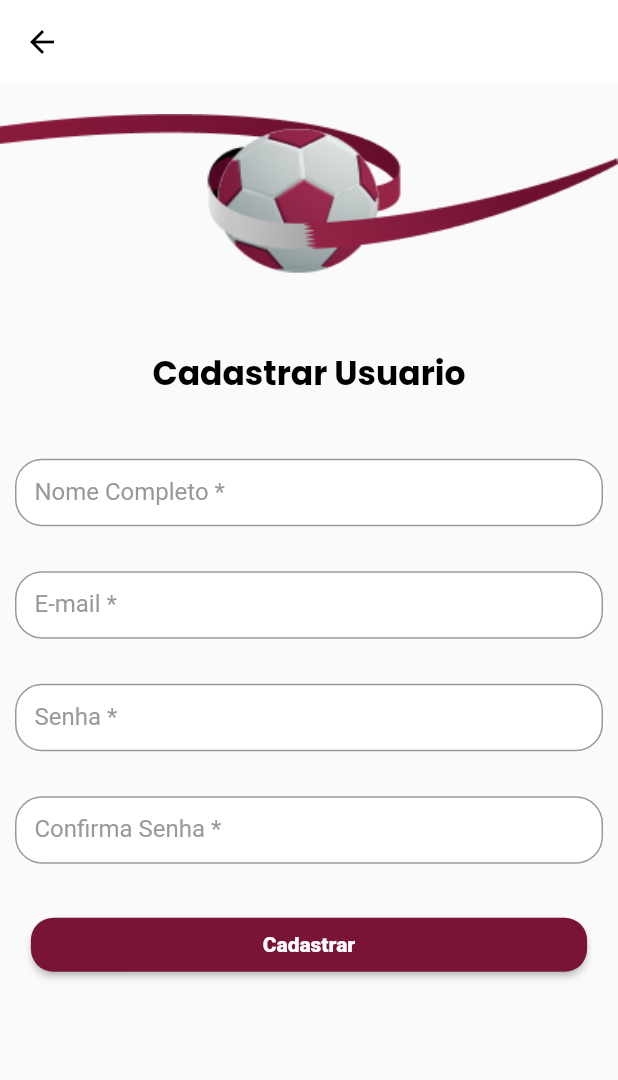
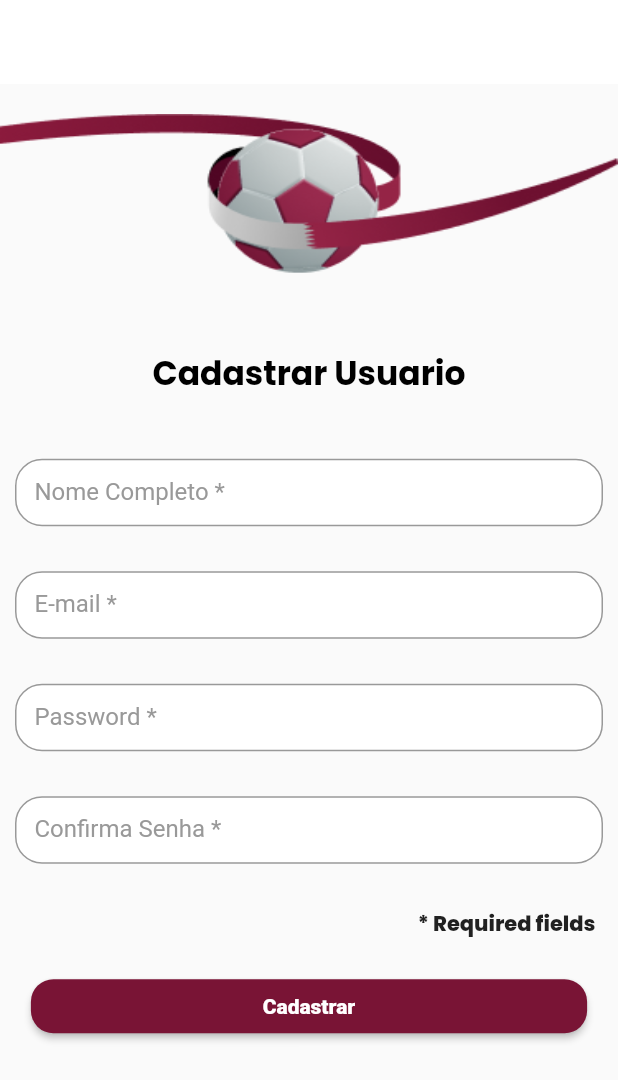
Before and after one commit to muriloamancio00/fwc_album_app, a Flutter app: the RegisterPage widget shown alone on an empty page, opened directly with empty values, on a phone screen of 412 x 824 dp. Shown: the top 1080 px of the screen. Run offline on Flutter 3.47's test engine with Material 2 defaults, Android fonts, the phone set to English and light mode, and no system bars; our stand-ins replace dio, loading_animation_widget, top_snackbar_flutter; missing offline and left inert: flutter_getit, validatorless; Roboto replaces fonts that are missing (MPlus1P).

Commit message:
bugsResolvidos
faltava um () na main para rodar

```diff
--- /dev/null
+++ b/lib/app/core/exceptions/unauthorized_exception.dart
@@ -0,0 +1 @@
+class UnauthorizedException implements Exception {}
--- a/lib/app/core/ui/helpers/messages.dart
+++ b/lib/app/core/ui/helpers/messages.dart
@@ -22,7 +22,7 @@ mixin Messages<T extends StatefulWidget> on State<T> {
         ));
   }
 
-  void showSucess(String message) {
+  void showSuccess(String message) {
     showTopSnackBar(
         context,
         CustomSnackBar.success(
--- a/lib/app/core/ui/styles/text_styles.dart
+++ b/lib/app/core/ui/styles/text_styles.dart
@@ -76,10 +76,10 @@ class TextStyles {
       );
 
   TextStyle get titleWhite =>
-      textPrimaryFontBold.copyWith(fontSize: 22, color: Colors.white);
+      textPrimaryFontBold.copyWith(color: Colors.white, fontSize: 22);
 
   TextStyle get titleBlack =>
-      textPrimaryFontBold.copyWith(fontSize: 22, color: Colors.black);
+      textPrimaryFontBold.copyWith(color: Colors.black, fontSize: 22);
 }
 
 // cria a extensao das color dentro do contexto
--- a/lib/app/core/widgets/button.dart
+++ b/lib/app/core/ui/widgets/button.dart
@@ -1,7 +1,7 @@
 import 'package:flutter/material.dart';
 
-import '../ui/styles/button_styles.dart';
-import '../ui/styles/text_styles.dart';
+import '../styles/button_styles.dart';
+import '../styles/text_styles.dart';
 
 class Button extends StatelessWidget {
   final ButtonStyle style;
--- a/lib/app/models/register_user_model.dart
+++ b/lib/app/models/register_user_model.dart
@@ -6,34 +6,34 @@ class RegisterUserModel {
   final String name;
   final String email;
   final String password;
-  final String password_confirmation;
+  final String confirmPassword;
   RegisterUserModel({
     required this.name,
     required this.email,
     required this.password,
-    required this.password_confirmation,
+    required this.confirmPassword,
   });
 
   Map<String, dynamic> toMap() {
-    return <String, dynamic>{
+    return {
       'name': name,
       'email': email,
       'password': password,
-      'password_confirmation': password_confirmation,
+      'password_confirmation': confirmPassword,
     };
   }
 
   factory RegisterUserModel.fromMap(Map<String, dynamic> map) {
     return RegisterUserModel(
-      name: map['name'] as String,
-      email: map['email'] as String,
-      password: map['password'] as String,
-      password_confirmation: map['password_confirmation'] as String,
+      name: map['name'] ?? '',
+      email: map['email'] ?? '',
+      password: map['password'] ?? '',
+      confirmPassword: map['password_confirmation'] ?? '',
     );
   }
 
   String toJson() => json.encode(toMap());
 
   factory RegisterUserModel.fromJson(String source) =>
-      RegisterUserModel.fromMap(json.decode(source) as Map<String, dynamic>);
+      RegisterUserModel.fromMap(json.decode(source));
 }
--- a/lib/app/pages/auth/login/login_page.dart
+++ b/lib/app/pages/auth/login/login_page.dart
@@ -3,7 +3,7 @@ import 'package:flutter/material.dart';
 import 'package:fwc_album_app/app/core/ui/styles/button_styles.dart';
 import 'package:fwc_album_app/app/core/ui/styles/colors_app.dart';
 import 'package:fwc_album_app/app/core/ui/styles/text_styles.dart';
-import 'package:fwc_album_app/app/core/widgets/button.dart';
+import 'package:fwc_album_app/app/core/ui/widgets/button.dart';
 
 class LoginPage extends StatefulWidget {
   const LoginPage({super.key});
--- a/lib/app/pages/auth/register/presenter/register_presenter.dart
+++ b/lib/app/pages/auth/register/presenter/register_presenter.dart
@@ -8,6 +8,6 @@ abstract class RegisterPresenter extends FwcPresenter<RegisterView> {
     required String name,
     required String email,
     required String password,
-    required String password_confirmation,
+    required String confirmPassword,
   });
 }
--- a/lib/app/pages/auth/register/register_page.dart
+++ b/lib/app/pages/auth/register/register_page.dart
@@ -1,8 +1,9 @@
 import 'package:flutter/material.dart';
 import 'package:fwc_album_app/app/core/ui/styles/text_styles.dart';
-import 'package:fwc_album_app/app/core/widgets/button.dart';
 import 'package:fwc_album_app/app/pages/auth/register/presenter/register_presenter.dart';
+import 'package:fwc_album_app/app/pages/auth/register/view/register_view_impl.dart';
 import 'package:validatorless/validatorless.dart';
+import '../../../core/ui/widgets/button.dart';
 
 class RegisterPage extends StatefulWidget {
   final RegisterPresenter presenter;
@@ -12,19 +13,19 @@ class RegisterPage extends StatefulWidget {
   State<RegisterPage> createState() => _RegisterPageState();
 }
 
-class _RegisterPageState extends State<RegisterPage> {
+class _RegisterPageState extends RegisterViewImpl {
   final formKey = GlobalKey<FormState>();
   final nameEC = TextEditingController();
   final emailEC = TextEditingController();
   final passwordEC = TextEditingController();
-  final password_confirmationEC = TextEditingController();
+  final confirmPasswordEC = TextEditingController();
 
   @override
   void dispose() {
     nameEC.dispose();
     emailEC.dispose();
     passwordEC.dispose();
-    password_confirmationEC.dispose();
+    confirmPasswordEC.dispose();
     super.dispose();
   }
 
@@ -46,7 +47,8 @@ class _RegisterPageState extends State<RegisterPage> {
                 decoration: const BoxDecoration(
                   image: DecorationImage(
                       image: AssetImage('assets/images/bola.png'),
-                      fit: BoxFit.fill)),
+                      fit: BoxFit.fill),
+                ),
               ),
               const SizedBox(
                 height: 50,
@@ -91,9 +93,10 @@ class _RegisterPageState extends State<RegisterPage> {
                     ),
                     TextFormField(
                       controller: passwordEC,
+                      obscureText: true,
                       decoration: const InputDecoration(
                         label: Text(
-                        'Senha *',
+                          'Password *',
                         ),
                       ),
                       validator: Validatorless.multiple([
@@ -106,7 +109,8 @@ class _RegisterPageState extends State<RegisterPage> {
                       height: 30,
                     ),
                     TextFormField(
-                    controller: password_confirmationEC,
+                      controller: confirmPasswordEC,
+                      obscureText: true,
                       decoration: const InputDecoration(
                         label: Text(
                           'Confirma Senha *',
@@ -123,28 +127,42 @@ class _RegisterPageState extends State<RegisterPage> {
                     const SizedBox(
                       height: 30,
                     ),
+                    Padding(
+                      padding: const EdgeInsets.only(right: 5),
+                      child: Align(
+                        alignment: Alignment.bottomRight,
+                        child: Text(
+                          '* Required fields',
+                          style: context.textStyles.textPrimaryFontExtraBold,
+                        ),
+                      ),
+                    ),
+                    const SizedBox(
+                      height: 20,
+                    ),
                     Button.primary(
+                      label: 'Cadastrar',
+                      width: MediaQuery.of(context).size.width * .9,
                       onPressed: () {
                         final formValid =
                             formKey.currentState?.validate() ?? false;
-
                         if (formValid) {
+                          showLoader();
                           widget.presenter.register(
                             name: nameEC.text,
                             email: emailEC.text,
                             password: passwordEC.text,
-                          password_confirmation: password_confirmationEC.text,
+                            confirmPassword: confirmPasswordEC.text,
                           );
                         }
                       },
-                    label: 'Cadastrar',
-                    width: MediaQuery.of(context).size.width * .9,
                     )
                   ],
                 ),
               )
             ],
-        )),
+          ),
+        ),
       ),
     );
   }
--- a/lib/app/pages/auth/register/view/register_view.dart
+++ b/lib/app/pages/auth/register/view/register_view.dart
@@ -1,7 +1,7 @@
 abstract class RegisterView {
   //metodo para registrar se o cadastro foi sucesso
   //e caminho triste
-  void registerSucess();
+  void registerSuccess();
   void registerError([String? message]);
 }
 
--- a/lib/app/pages/splash/splash_page.dart
+++ b/lib/app/pages/splash/splash_page.dart
@@ -4,8 +4,8 @@ import 'package:fwc_album_app/app/core/ui/helpers/messages.dart';
 import 'package:fwc_album_app/app/core/ui/styles/button_styles.dart';
 import 'package:fwc_album_app/app/core/ui/styles/colors_app.dart';
 import 'package:fwc_album_app/app/core/ui/styles/text_styles.dart';
-import 'package:fwc_album_app/app/core/widgets/button.dart';
-import 'package:fwc_album_app/app/core/widgets/rounded_button.dart';
+import 'package:fwc_album_app/app/core/ui/widgets/button.dart';
+import 'package:fwc_album_app/app/core/ui/widgets/rounded_button.dart';
 import 'package:fwc_album_app/app/pages/splash/presenter/splash_presenter.dart';
 import 'package:fwc_album_app/app/pages/splash/view/splash_view_impl.dart';
 
--- a/lib/main.dart
+++ b/lib/main.dart
@@ -6,6 +6,6 @@ import 'app/core/config/env/env.dart';
 Future<void> main() async {
   //carregamento dos arquivos antes de startar tudo
   // ignore: await_only_futures
-  await Env.i.load;
+  await Env.i.load();
   runApp(const FwcAlbumApp());
 }
```
Also changed, not shown: lib/app/core/rest/custom_dio.dart (+6 -5 lines), lib/app/pages/auth/register/presenter/register_presenter_impl.dart (+5 -5 lines), lib/app/pages/auth/register/register_route.dart (+2 -5 lines), lib/app/pages/auth/register/view/register_view_impl.dart (+4 -4 lines), lib/app/repository/auth/auth_repository_impl.dart (+5 -4 lines), lib/app/core/ui/widgets/rounded_button.dart (renamed from lib/app/core/widgets/rounded_button.dart). Lines whose indentation alone changed are shown as unchanged.
